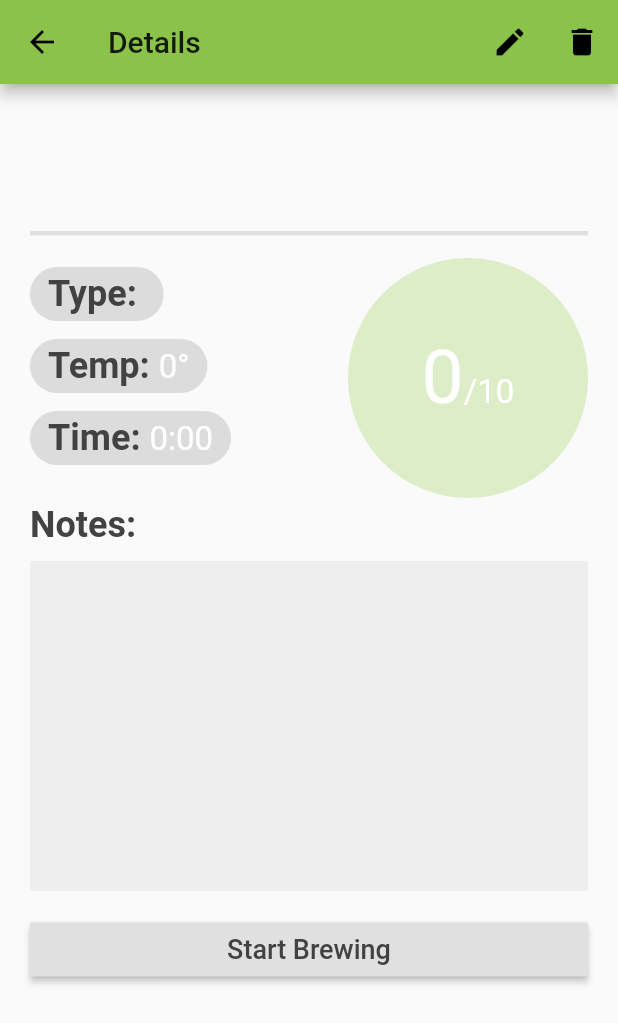
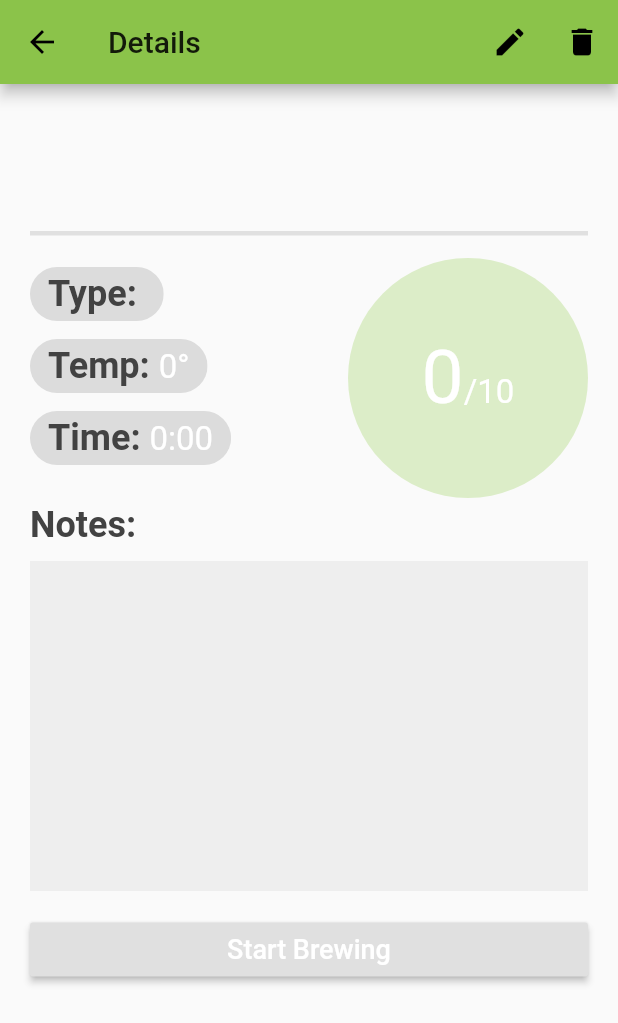
Before and after one commit to jketterer/leaf-log, a Flutter app: the DetailPage screen opened directly with empty values, on a phone screen of 412 x 824 dp. Shown: the top 1023 px of the screen. Run offline on Flutter 3.47's test engine with Material 2 defaults, Android fonts, the phone set to English and light mode, and no system bars; our stand-ins replace audioplayers, font_awesome_flutter, shared_preferences, sqflite; missing offline and left inert: flutter_picker, flutter_sidekick; accounts and stored records are empty.

Commit message:
ui touchups

```diff
--- a/lib/home.dart
+++ b/lib/home.dart
@@ -21,7 +21,7 @@ class _HomePageState extends State<HomePage> with TickerProviderStateMixin {
   // Controller for the persistent timer display
   SidekickController controller;
   // Style for the persistent timer display
-  TextStyle timerStyle = TextStyle(fontSize: 20, fontWeight: FontWeight.bold);
+  TextStyle timerStyle = TextStyle(fontSize: 20, fontWeight: FontWeight.bold, color: Colors.white);
 
   void initState() {
     super.initState();
--- a/lib/screens/tea_screens.dart
+++ b/lib/screens/tea_screens.dart
@@ -624,7 +624,7 @@ class DetailPage extends StatelessWidget {
   final TextStyle infoStyle = TextStyle(fontSize: 22);
 
   final TextStyle timerStyle =
-      TextStyle(fontSize: 20, fontWeight: FontWeight.bold);
+      TextStyle(fontSize: 20, fontWeight: FontWeight.bold, color: Colors.white);
 
   @override
   Widget build(BuildContext context) {
@@ -766,7 +766,7 @@ class DetailPage extends StatelessWidget {
                         child: Text(
                           "Start Brewing",
                           style:
-                              TextStyle(fontSize: 18, color: Colors.grey[800]),
+                              TextStyle(fontSize: 18, color: Colors.white),
                         ),
                         onPressed: () {
                           callParentFunction(1);
--- a/lib/screens/timer.dart
+++ b/lib/screens/timer.dart
@@ -76,7 +76,8 @@ class _TimerPageState extends State<TimerPage>
       controller.forward();
     }
 
-    TextStyle buttonText = TextStyle(fontSize: 18, fontWeight: FontWeight.bold, color: Colors.white);
+    TextStyle buttonText = TextStyle(
+        fontSize: 18, fontWeight: FontWeight.bold, color: Colors.white);
 
     // Animated builder allows the timer to update on time change
     return AnimatedBuilder(
@@ -89,7 +90,9 @@ class _TimerPageState extends State<TimerPage>
             crossAxisAlignment: CrossAxisAlignment.center,
             children: <Widget>[
               timerService.currentTea != null
-                  ? Chip(
+                  ? Container(
+                      padding: EdgeInsets.only(left: 10, right: 10),
+                      child: Chip(
                         backgroundColor: mainColor,
                         padding: EdgeInsets.all(10),
                         label: RichText(
@@ -104,6 +107,7 @@ class _TimerPageState extends State<TimerPage>
                                 text: "${timerService.currentTea.name}",
                                 style: TextStyle(fontSize: 24))
                           ]),
+                        ),
                       ),
                     )
                   : Container(),
@@ -207,112 +211,6 @@ class _TimerPageState extends State<TimerPage>
                       : Container(),
                 ],
               )
-              // timerService.currentTea != null
-              //     ? Chip(
-              //         backgroundColor: _typeColors[timerService.currentTea.type],
-              //         padding: EdgeInsets.all(10),
-              //         label: RichText(
-              //           maxLines: 10,
-              //           text: TextSpan(children: <TextSpan>[
-              //             TextSpan(
-              //                 text: "Brewing: ",
-              //                 style: TextStyle(
-              //                     fontSize: 28, fontWeight: FontWeight.bold)),
-              //             TextSpan(
-              //                 text: "${timerService.currentTea.name}",
-              //                 style: TextStyle(fontSize: 24))
-              //           ]),
-              //         ),
-              //       )
-              //     : Text("", style: brewStyle),
-              // Card(
-              //     color: timerService.currentTea != null
-              //         ? _typeColors[timerService.currentTea.type]
-              //         : Colors.lightGreen,
-              //     margin: EdgeInsets.only(left: 30, right: 30),
-              //     child: Padding(
-              //         padding: EdgeInsets.fromLTRB(10, 30, 10, 30),
-              //         child: Column(
-              //           //mainAxisAlignment: MainAxisAlignment.spaceBetween,
-              //           children: <Widget>[
-              //             Row(
-              //               mainAxisAlignment: MainAxisAlignment.spaceBetween,
-              //               children: <Widget>[
-              //                 RaisedButton(
-              //                   child: Text("+10s"),
-              //                   color: Colors.grey[200],
-              //                   shape: CircleBorder(),
-              //                   padding: EdgeInsets.all(25),
-              //                   elevation: 8,
-              //                   onPressed: () {
-              //                     _addTime(10);
-              //                   },
-              //                 ),
-              //                 RaisedButton(
-              //                   child: Text("+30s"),
-              //                   color: Colors.grey[200],
-              //                   shape: CircleBorder(),
-              //                   padding: EdgeInsets.all(25),
-              //                   elevation: 8,
-              //                   onPressed: () {
-              //                     _addTime(30);
-              //                   },
-              //                 ),
-              //                 RaisedButton(
-              //                   child: Text("+60s"),
-              //                   color: Colors.grey[200],
-              //                   shape: CircleBorder(),
-              //                   padding: EdgeInsets.all(25),
-              //                   elevation: 8,
-              //                   onPressed: () {
-              //                     _addTime(60);
-              //                   },
-              //                 ),
-              //               ],
-              //             ),
-              //             Padding(
-              //               padding: EdgeInsets.all(20),
-              //             ),
-              //             Stack(
-              //               children: <Widget>[
-              //                 SlideTransition(
-              //                   position: stopButtonAnimation,
-              //                   child: Center(
-              //                     child: RaisedButton(
-              //                       // Button will change if timer is paused
-              //                       child: isTimerPaused
-              //                           ? Text("Resume")
-              //                           : Text("Stop"),
-              //                       color: Colors.grey[200],
-              //                       elevation: isTimerRunning ? 8 : 0,
-              //                       onPressed: _stopButtonPressed,
-              //                     ),
-              //                   ),
-              //                 ),
-              //                 SlideTransition(
-              //                     position: resetButtonAnimation,
-              //                     child: Center(
-              //                       child: RaisedButton(
-              //                         child: Text("Reset"),
-              //                         color: Colors.grey[200],
-              //                         elevation: isTimerRunning ? 8 : 0,
-              //                         onPressed: _resetButtonPressed,
-              //                       ),
-              //                     )),
-              //                 // Start button is only present if timer is running
-              //                 !isTimerRunning
-              //                     ? Center(
-              //                         child: RaisedButton(
-              //                             child: Text("Start"),
-              //                             color: Colors.grey[200],
-              //                             elevation: 8,
-              //                             onPressed: _startButtonPressed),
-              //                       )
-              //                     : Container(),
-              //               ],
-              //             )
-              //           ],
-              //         ))),
             ],
           ),
         );
--- a/lib/services/timer_service.dart
+++ b/lib/services/timer_service.dart
@@ -109,6 +109,15 @@ class FloatingTimer extends StatelessWidget {
   FloatingTimer({this.style});
   final TextStyle style;
 
+  final Map<String, Color> _typeColors = {
+    "Green": Colors.lightGreen,
+    "Black": Colors.brown[400],
+    "Oolong": Colors.lime[500],
+    "White": Colors.grey,
+    "Herbal": Colors.pink[300],
+    "Other": Colors.cyan[200]
+  };
+
   @override
   Widget build(BuildContext context) {
     TimerService timerService = TimerService.of(context);
@@ -128,7 +137,9 @@ class FloatingTimer extends StatelessWidget {
                       style: style,
                     ),
                   ),
-                  color: Colors.lightGreen,
+                  color: timerService.currentTea != null
+                      ? _typeColors[timerService.currentTea.type]
+                      : Colors.lightGreen
                 )
               : null,
         );
```
Lines whose indentation alone changed are shown as unchanged.
